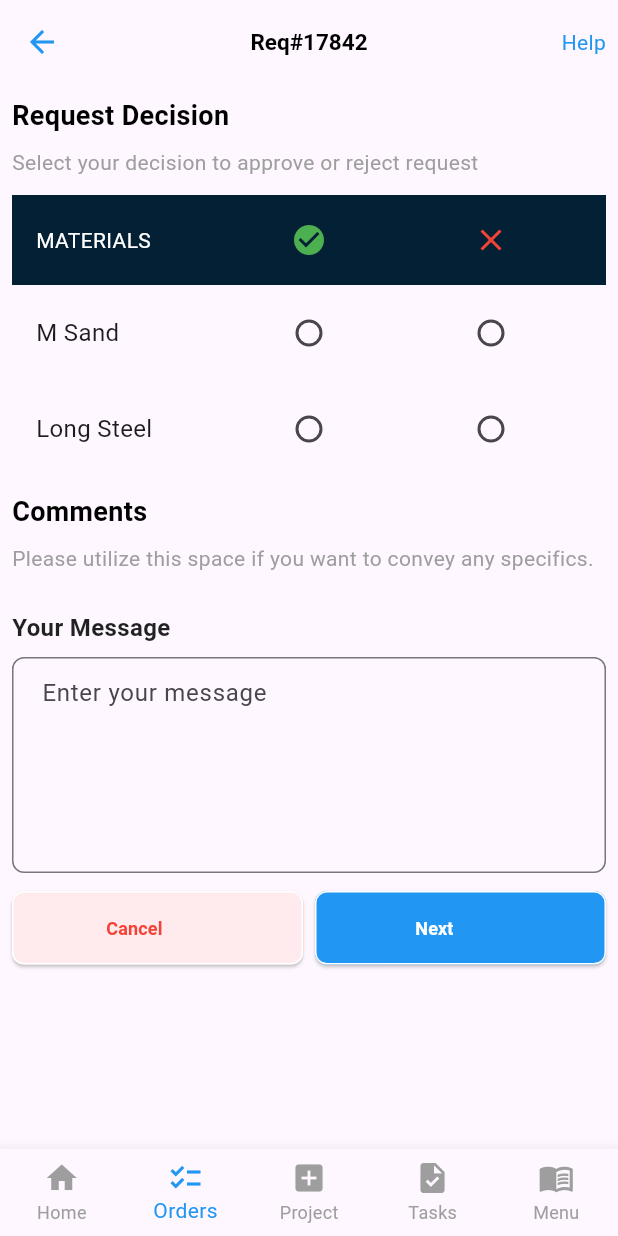
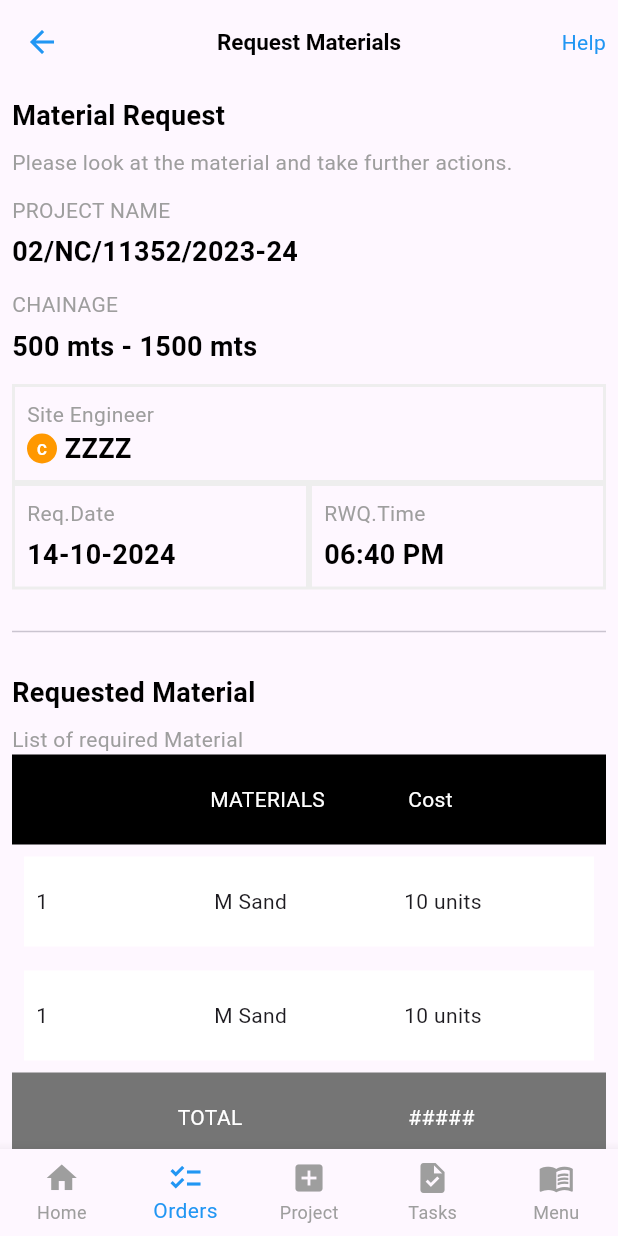
Before and after one commit to surya2693/VGEW2, a Flutter app: the AdminHomePage screen opened directly, item 2 of the bottom bar chosen, on a phone screen of 412 x 824 dp. Run offline on Flutter 3.47's test engine with Material 3 defaults, Android fonts, the phone set to English and light mode, and no system bars; our stand-ins replace connectivity_plus, dio, flutter_svg, geolocator, get_it, google_maps_flutter and 6 more; missing offline and left inert: dxf, flutter_polyline_points, smart_auth; accounts and stored records are empty.

Commit message:
Material request Review

```diff
--- a/lib/common_widgets/requestTextField.dart
+++ b/lib/common_widgets/requestTextField.dart
@@ -4,8 +4,9 @@ class RequestTextField extends StatefulWidget {
   final String? qtys;
   final TextEditingController ctlr;
   final String? hintname;
+  final double? textfieldheight;
 
-   RequestTextField({ this.qtys,required this.ctlr,this.hintname});
+   RequestTextField({ this.qtys,required this.ctlr,this.hintname,this.textfieldheight});
 
   @override
   State<RequestTextField> createState() => _RequestTextFieldState();
@@ -26,7 +27,7 @@ class _RequestTextFieldState extends State<RequestTextField> {
               style: TextStyle(fontSize: 15, fontWeight: FontWeight.bold),
             ),
             Container(
-              height: 50,
+              height: widget.textfieldheight??50,
               child: TextField(
                 controller: widget.ctlr,
                 onChanged: (v) {},
--- a/lib/ui/admin/adminHomePage.dart
+++ b/lib/ui/admin/adminHomePage.dart
@@ -2,6 +2,7 @@ import 'package:base_flutter_provider_project/ui/admin/requestDecision.dart';
 import 'package:flutter/material.dart';
 
 import '../material/materialRequestReview.dart';
+import '../material/receiveMaterialRequest.dart';
 import 'assignSupplier.dart';
 import 'materialRequest.dart';
 
@@ -22,8 +23,9 @@ class _AdminHomePageState extends State<AdminHomePage> {
   // List of pages for each tab
   final List<Widget> _pages = [
     //AdminMaterialRequest() ,
-    RequestDecision(),
-    AssignSupplier(),
+
+
+
     Center(child: Text('Profile Page', style: TextStyle(fontSize: 20))),
     Center(child: Text('Profile Page', style: TextStyle(fontSize: 20))),
   ];
@@ -34,11 +36,15 @@ class _AdminHomePageState extends State<AdminHomePage> {
     super.initState();
     if(_role == "admin"){
       _pages.insert(0, AdminMaterialRequest());
+      _pages.insert(1 , RequestDecision());
+      _pages.insert(2, AssignSupplier());
       setState(() {
 
       });
     }else{
       _pages.insert(0, MaterialRequestRievew());
+      _pages.insert(1, RecieveMaterialRequest());
+
       setState(() {
 
       });
--- /dev/null
+++ b/lib/ui/material/receiveMaterialRequest.dart
@@ -0,0 +1,344 @@
+import 'package:flutter/material.dart';
+
+import '../../utils/commonWidgets.dart';
+import '../../utils/customButton.dart';
+import 'materialRequestDecision.dart';
+
+class RecieveMaterialRequest extends StatefulWidget {
+  const RecieveMaterialRequest({super.key});
+
+  @override
+  State<RecieveMaterialRequest> createState() => _RecieveMaterialRequestState();
+}
+
+class _RecieveMaterialRequestState extends State<RecieveMaterialRequest> {
+  @override
+  Widget build(BuildContext context) {
+    var deviceWidth = MediaQuery.sizeOf(context).width;
+    return Scaffold(
+      appBar: buildAppBar('Request Materials', "Help", () {}),
+      body: SingleChildScrollView(
+        child: Padding(
+          padding: EdgeInsets.all(8.0),
+          child: Column(
+            children: [
+              Align(
+                alignment: Alignment.topLeft,
+                child: topCardUi("Material Request",
+                    "Please look at the material and take further actions."),
+              ),
+              const SizedBox(
+                height: 12,
+              ),
+              const Align(
+                alignment: Alignment.topLeft,
+                child: Text('PROJECT NAME',
+                    style: TextStyle(
+                        fontWeight: FontWeight.normal,
+                        color: Colors.grey,
+                        fontSize: 14)),
+              ),
+              const SizedBox(
+                height: 5,
+              ),
+              const Align(
+                alignment: Alignment.topLeft,
+                child: Text('02/NC/11352/2023-24',
+                    style: TextStyle(
+                        fontWeight: FontWeight.bold,
+                        color: Colors.black,
+                        fontSize: 18)),
+              ),
+              const SizedBox(
+                height: 12,
+              ),
+              const Align(
+                alignment: Alignment.topLeft,
+                child: Text('CHAINAGE',
+                    style: TextStyle(
+                        fontWeight: FontWeight.normal,
+                        color: Colors.grey,
+                        fontSize: 14)),
+              ),
+              const SizedBox(
+                height: 5,
+              ),
+              const Align(
+                alignment: Alignment.topLeft,
+                child: Text('500 mts - 1500 mts',
+                    style: TextStyle(
+                        fontWeight: FontWeight.bold,
+                        color: Colors.black,
+                        fontSize: 18)),
+              ),
+              const SizedBox(
+                height: 12,
+              ),
+              Container(
+                decoration: BoxDecoration(
+                  border: Border.all(
+                    color: Colors.grey.shade200, // Border color
+                    width: 2.0, // Border width
+                  ),
+                  borderRadius: BorderRadius.zero, // Optional: Rounded corners
+                ),
+                child: Padding(
+                  padding: const EdgeInsets.all(8.0),
+                  child: Column(
+                    children: [
+                      const Align(
+                        alignment: Alignment.topLeft,
+                        child: Text('Site Engineer',
+                            style: TextStyle(
+                                fontWeight: FontWeight.normal,
+                                color: Colors.grey,
+                                fontSize: 14)),
+                      ),
+                      Row(
+                        children: [
+                          Container(
+                            width: 20, // Circle diameter
+                            height: 20, // Circle diameter
+                            decoration: const BoxDecoration(
+                              color: Colors
+                                  .orange, // Background color of the circle
+                              shape: BoxShape
+                                  .circle, // Makes the container circular
+                            ),
+                            child: const Center(
+                              child: Text(
+                                'C', // Text to display
+                                style: TextStyle(
+                                  fontSize: 10, // Text size
+                                  color: Colors.white, // Text color
+                                  fontWeight: FontWeight.bold, // Font weight
+                                ),
+                              ),
+                            ),
+                          ),
+                          const SizedBox(
+                            width: 5,
+                          ),
+                          const Align(
+                            alignment: Alignment.topLeft,
+                            child: Text('ZZZZ',
+                                style: TextStyle(
+                                    fontWeight: FontWeight.bold,
+                                    color: Colors.black,
+                                    fontSize: 18)),
+                          ),
+                        ],
+                      ),
+                    ],
+                  ),
+                ),
+              ),
+              Row(
+                children: [
+                  Expanded(
+                    flex: 1,
+                    child: Container(
+                      decoration: BoxDecoration(
+                        border: Border.all(
+                          color: Colors.grey.shade200, // Border color
+                          width: 2.0, // Border width
+                        ),
+                        borderRadius:
+                            BorderRadius.zero, // Optional: Rounded corners
+                      ),
+                      child: const Padding(
+                        padding: EdgeInsets.all(8.0),
+                        child: Column(
+                          children: [
+                            Align(
+                              alignment: Alignment.topLeft,
+                              child: Text('Req.Date',
+                                  style: TextStyle(
+                                      fontWeight: FontWeight.normal,
+                                      color: Colors.grey,
+                                      fontSize: 14)),
+                            ),
+                            SizedBox(
+                              height: 5,
+                            ),
+                            Align(
+                              alignment: Alignment.topLeft,
+                              child: Text('14-10-2024',
+                                  style: TextStyle(
+                                      fontWeight: FontWeight.bold,
+                                      color: Colors.black,
+                                      fontSize: 18)),
+                            ),
+                          ],
+                        ),
+                      ),
+                    ),
+                  ),
+                  Expanded(
+                    flex: 1,
+                    child: Container(
+                      decoration: BoxDecoration(
+                        border: Border.all(
+                          color: Colors.grey.shade200, // Border color
+                          width: 2.0, // Border width
+                        ),
+                        borderRadius:
+                            BorderRadius.zero, // Optional: Rounded corners
+                      ),
+                      child: const Padding(
+                        padding: EdgeInsets.all(8.0),
+                        child: Column(
+                          children: [
+                            Align(
+                              alignment: Alignment.topLeft,
+                              child: Text('RWQ.Time',
+                                  style: TextStyle(
+                                      fontWeight: FontWeight.normal,
+                                      color: Colors.grey,
+                                      fontSize: 14)),
+                            ),
+                            SizedBox(
+                              height: 5,
+                            ),
+                            Align(
+                              alignment: Alignment.topLeft,
+                              child: Text('06:40 PM',
+                                  style: TextStyle(
+                                      fontWeight: FontWeight.bold,
+                                      color: Colors.black,
+                                      fontSize: 18)),
+                            ),
+                          ],
+                        ),
+                      ),
+                    ),
+                  )
+                ],
+              ),
+              const SizedBox(
+                height: 20,
+              ),
+              const Divider(),
+              const SizedBox(
+                height: 20,
+              ),
+              Align(
+                alignment: Alignment.topLeft,
+                child: topCardUi(
+                    "Requested Material", "List of required Material"),
+              ),
+              Container(
+                color: Colors.black,
+                height: 60,
+                width: deviceWidth,
+                child: Row(
+                  children: [
+                    Expanded(flex: 1, child: Text("")),
+                    Expanded(
+                        flex: 1,
+                        child: Text(
+                          "Materials".toUpperCase(),
+                          style: TextStyle(color: Colors.white),
+                        )),
+                    Expanded(
+                        flex: 1,
+                        child: Text("Cost",
+                            style: TextStyle(color: Colors.white))),
+                  ],
+                ),
+              ),
+              ListView.builder(
+                  shrinkWrap: true,
+                  physics: const NeverScrollableScrollPhysics(),
+                  itemCount: 2,
+                  itemBuilder: (context, index) {
+                    return Padding(
+                      padding: const EdgeInsets.all(8.0),
+                      child: Container(
+                        color: Colors.white,
+                        height: 60,
+                        width: deviceWidth,
+                        child: const Row(
+                          children: [
+                            Expanded(
+                                flex: 1,
+                                child: Padding(
+                                  padding: EdgeInsets.only(left: 8.0),
+                                  child: Text("1"),
+                                )),
+                            Expanded(flex: 1, child: Text("M Sand")),
+                            Expanded(flex: 1, child: Text("10 units")),
+                          ],
+                        ),
+                      ),
+                    );
+                  }),
+              Container(
+                color: Colors.grey.shade600,
+                height: 60,
+                width: deviceWidth,
+                child: Row(
+                  children: [
+                    Expanded(
+                        flex: 2,
+                        child: Center(
+                            child: Text(
+                          "Total".toUpperCase(),
+                          style: TextStyle(color: Colors.white),
+                        ))),
+                    const Expanded(
+                        flex: 1,
+                        child: Text("#####",
+                            style: TextStyle(color: Colors.white))),
+                  ],
+                ),
+              ),
+              const SizedBox(
+                height: 20,
+              ),
+              Container(
+                child: Row(
+                  children: [
+                    Expanded(
+                      flex: 1,
+                      child: CommonButton(
+                        text: "Cancel",
+                        onPressed: () {
+                          print("Button Clicked!");
+                        },
+                        backgroundColor: Colors.red.shade50,
+                        textColor: Colors.red,
+                        borderRadius: 8.0,
+                        fontSize: 12.0,
+                        padding: 16.0,
+                      ),
+                    ),
+                    const SizedBox(
+                      width: 10,
+                    ),
+                    Expanded(
+                      flex: 1,
+                      child: CommonButton(
+                        text: "Make Decision",
+                        onPressed: () {
+                          Navigator.push(context, MaterialPageRoute(builder: (context)=>MaterialRequestDecision()));
+
+                          print("Button Clicked!");
+                        },
+                        backgroundColor: Colors.blue,
+                        textColor: Colors.white,
+                        borderRadius: 8.0,
+                        fontSize: 12.0,
+                        padding: 16.0,
+                      ),
+                    )
+                  ],
+                ),
+              ),
+            ],
+          ),
+        ),
+      ),
+    );
+  }
+}
--- a/lib/utils/customButton.dart
+++ b/lib/utils/customButton.dart
@@ -37,14 +37,16 @@ class CommonButton extends StatelessWidget {
       ),
       onPressed: onPressed,
       child: Row(
-        mainAxisAlignment: MainAxisAlignment.spaceEvenly,
+        mainAxisAlignment: MainAxisAlignment.center,
         children: [
-          Text(
-            text,
-            style: TextStyle(
-              fontSize: fontSize,
-              color: textColor,
-              fontWeight: FontWeight.bold,
+          Center(
+            child: Text(
+              text,
+              style: TextStyle(
+                fontSize: fontSize,
+                color: textColor,
+                fontWeight: FontWeight.bold,
+              ),
             ),
           ),
           Visibility(
```
Also changed, not shown: lib/ui/material/materialRequestDecision.dart (added, +147 -0 lines), lib/ui/material/materialRequestReview.dart (+32 -25 lines).
